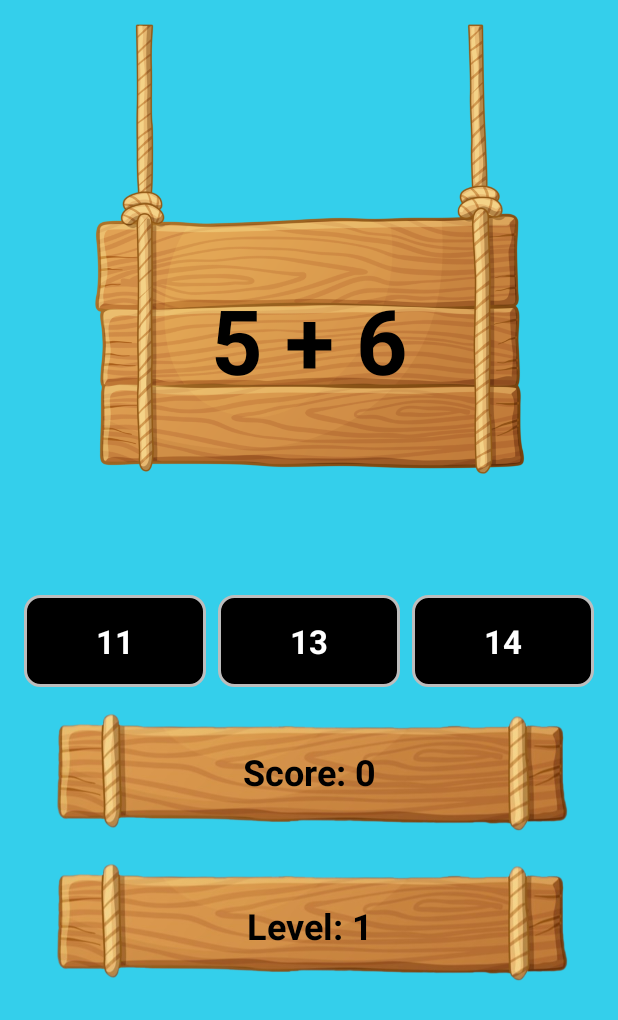
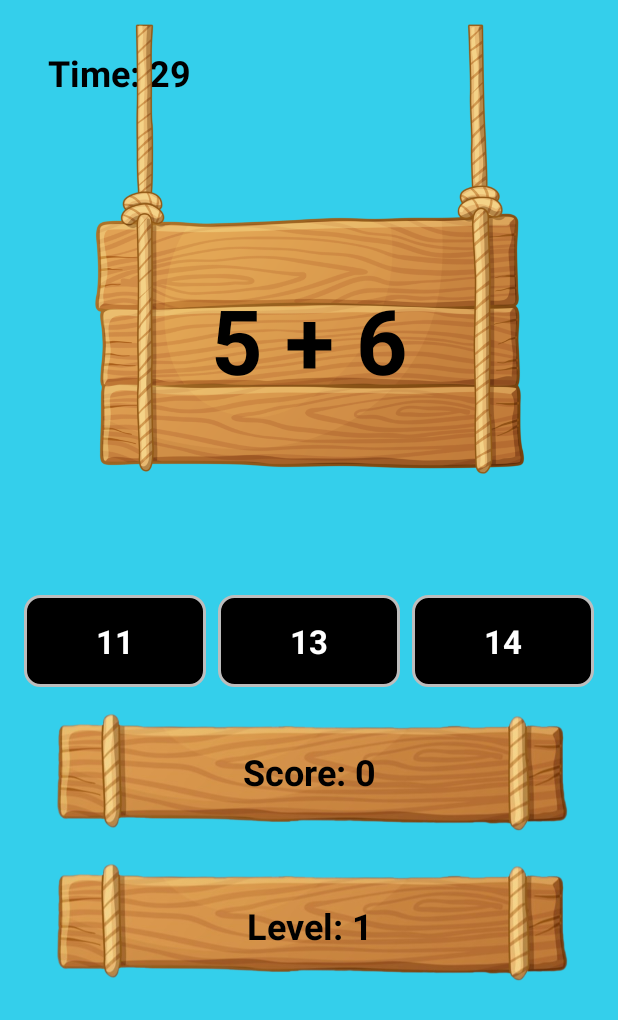
Before and after one commit to DominikHupko/Pirates, an Android app: the TaskGeneratorActivity screen opened directly, with no data from a screen before it, on a phone screen of 412 x 824 dp. Shown: the top 1020 px of the screen. Run offline under Robolectric (Android 15) with nearby library versions, the phone set to English and light mode, and no system bars.

Commit message:
Timer
A timer ki van íratva, ahol válaszolni kell a feladatokra. Az elhelyezésen még dolgozni kell.

```diff
--- a/app/src/main/java/com/example/pi_rates/TaskGeneratorActivity.java
+++ b/app/src/main/java/com/example/pi_rates/TaskGeneratorActivity.java
@@ -21,6 +21,8 @@ public class TaskGeneratorActivity extends AppCompatActivity {
     private int correctAnswerCount = 0;
     private int level = 1;
 
+    private TextView timerTextView;
+
     private CountDownTimer countDownTimer;
 
     @Override
@@ -35,6 +37,7 @@ public class TaskGeneratorActivity extends AppCompatActivity {
         feedbackTextView = findViewById(R.id.feedbackTextView);
         scoreTextView = findViewById(R.id.scoreTextView);
         levelTextView = findViewById(R.id.levelTextView);
+        timerTextView = findViewById(R.id.timerTextView);
 
         generateNewTask();
 
@@ -116,7 +119,14 @@ public class TaskGeneratorActivity extends AppCompatActivity {
         countDownTimer = new CountDownTimer(30000, 1000) {
             @Override
             public void onTick(long millisUntilFinished) {
+                int secondsRemaining = (int) millisUntilFinished / 1000;
+                timerTextView.setText("Time: " + secondsRemaining);
 
+                if (secondsRemaining <= 10) {
+                    timerTextView.setTextColor(getColor(R.color.red));
+                } else {
+                    timerTextView.setTextColor(getColor(R.color.black));
+                }
             }
 
             @Override
--- a/app/src/main/res/layout/activity_task_generator.xml
+++ b/app/src/main/res/layout/activity_task_generator.xml
@@ -6,6 +6,20 @@
     android:layout_height="match_parent"
     android:padding="16dp"
     android:background="@color/blue">
+
+    <TextView
+        android:id="@+id/timerTextView"
+        android:layout_width="wrap_content"
+        android:layout_height="wrap_content"
+        android:gravity="center"
+        android:text="Time: 30"
+        android:textColor="@color/black"
+        android:textSize="24sp"
+        android:textStyle="bold"
+        android:layout_marginStart="16dp"
+        android:layout_marginTop="16dp"
+        app:layout_constraintStart_toStartOf="parent"
+        app:layout_constraintTop_toTopOf="parent" />
 
     <TextView
         android:id="@+id/levelTextView"
```
